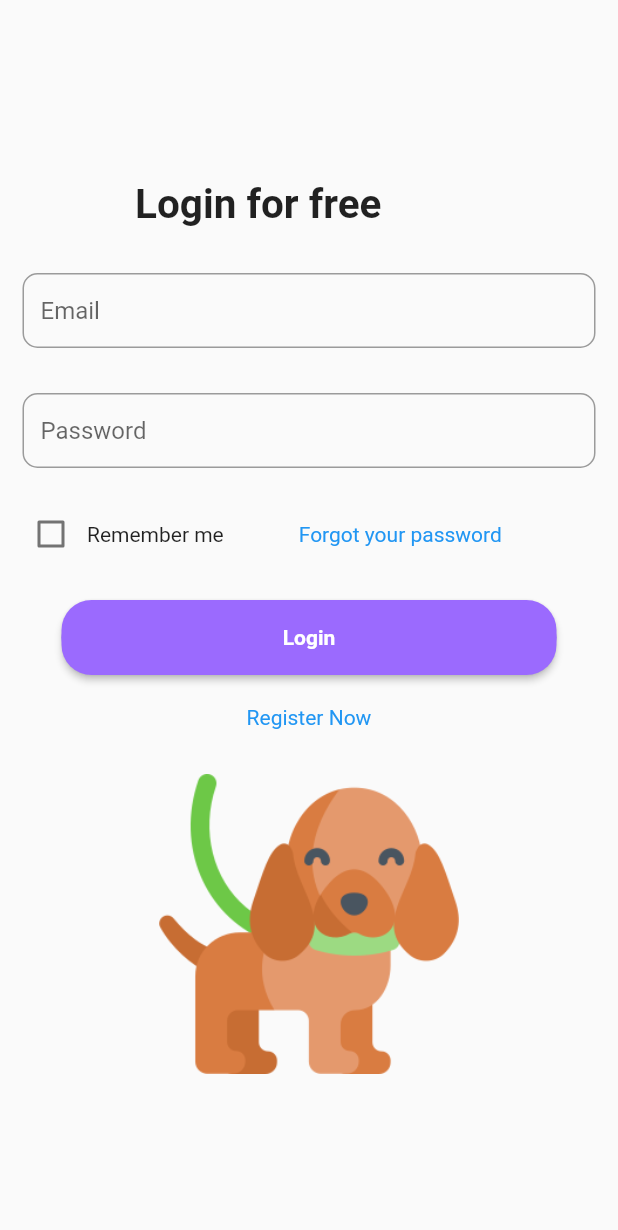
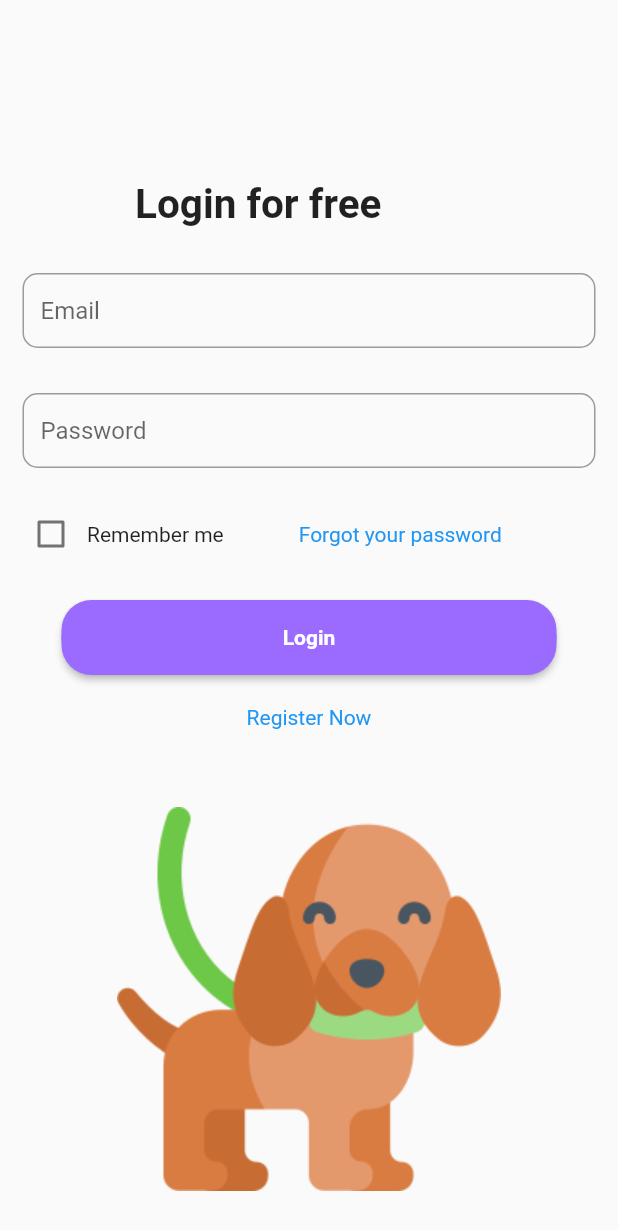
Before and after one commit to KyawZawHtet/Flutter_Login_Signup, a Flutter app: the screen it shows after launch, after a tap on "Login", on a phone screen of 412 x 824 dp. Shown: the top 1230 px of the screen. Run offline on Flutter 3.47's test engine with Material 2 defaults, Android fonts, the phone set to English and light mode, and no system bars.

Commit message:
2nd commit

```diff
--- a/lib/home_page.dart
+++ b/lib/home_page.dart
@@ -39,12 +39,12 @@ class _HomePageState extends State<HomePage> {
                 ),
               ),
               Positioned(
-                top: 380,
+                top: 450,
                 child: Container(
-                  margin: const EdgeInsets.only(left: 70),
+                  margin: const EdgeInsets.only(left: 50),
                   child: Image.asset(
                     'assets/dog.png',
-                    width: 200,
+                    width: 300,
                   ),
                 ),
               ),
@@ -61,7 +61,7 @@ class _HomePageState extends State<HomePage> {
                   Padding(
                     padding: const EdgeInsets.all(8.0),
                     child: Container(
-                      width: mSize.width - 200,
+                      width: mSize.width - 250,
                       height: 60,
                       decoration: BoxDecoration(
                         color: const Color(0XFF9b6afe),
@@ -91,7 +91,7 @@ class _HomePageState extends State<HomePage> {
                   Padding(
                     padding: const EdgeInsets.all(8.0),
                     child: Container(
-                      width: mSize.width - 200,
+                      width: mSize.width - 250,
                       height: 60,
                       decoration: BoxDecoration(
                         color: Colors.white,
--- a/lib/login_page.dart
+++ b/lib/login_page.dart
@@ -145,7 +145,7 @@ class _LoginPageState extends State<LoginPage> {
             ),
             Image.asset(
               'assets/walking-dog.png',
-              width: 200,
+              width: 300,
             ),
           ],
         ),
```
